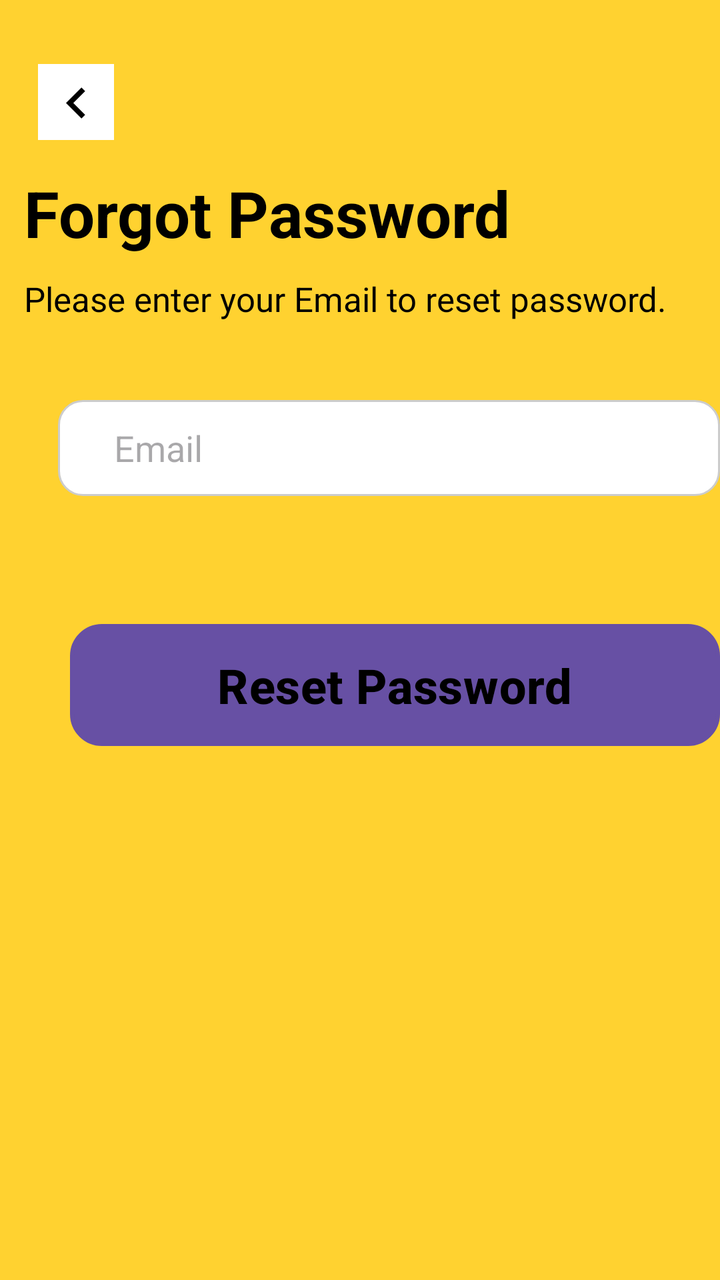
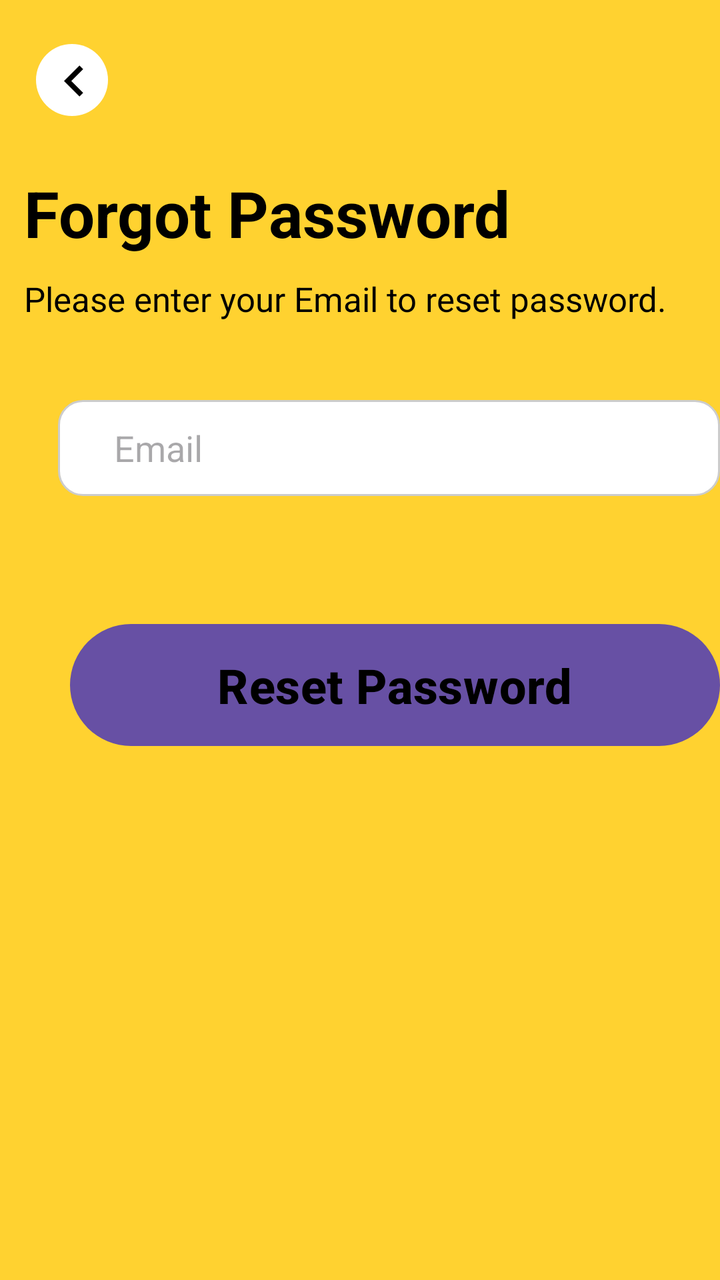

The first picture is an Android layout as it rendered before a commit; the second is the same layout after the commit. The layout source and the unified diff follow.
<!-- AndroidManifest.xml: application theme Theme.Expo -->
<!-- res/layout/activity_forgetpassword.xml -->
<RelativeLayout
    xmlns:android="http://schemas.android.com/apk/res/android"
    android:layout_width="match_parent"
    android:layout_height="match_parent"
    android:background="#FFD230">

    
    <View
        android:id="@+id/circle"
        android:layout_width="38dp"
        android:layout_height="38dp"
        android:layout_marginLeft="19dp"
        android:layout_marginTop="32dp"
        android:background="#FFFFFF"
        android:layout_alignParentLeft="true"
        android:layout_alignParentTop="true" />

    
    <ImageView
        android:id="@+id/arrow"
        android:layout_width="38dp"
        android:layout_height="31dp"
        android:layout_marginLeft="19dp"
        android:layout_marginTop="36dp"
        android:src="@drawable/arrow_black"
        android:contentDescription="Arrow" />

    
    <TextView
        android:id="@+id/forgot_password"
        android:layout_width="wrap_content"
        android:layout_height="wrap_content"
        android:layout_marginLeft="12dp"
        android:layout_marginTop="85dp"
        android:text="Forgot Password"
        android:textColor="#000000"
        android:textSize="32sp"
        android:textStyle="bold" />

    
    <TextView
        android:id="@+id/instruction"
        android:layout_width="wrap_content"
        android:layout_height="wrap_content"
        android:layout_marginLeft="12dp"
        android:layout_marginTop="138dp"
        android:text="Please enter your Email to reset password."
        android:textSize="17sp"
        android:textColor="#000000" />

    

    

    <EditText
        android:id="@+id/email_input"
        android:layout_width="350dp"
        android:layout_height="48dp"
        android:layout_marginLeft="29dp"
        android:layout_marginTop="200dp"
        android:background="@drawable/email_box_background"
        android:hint="Email"
        android:paddingLeft="28dp"
        android:textColor="#000000"
        android:textSize="18sp" />

    <Button
        android:id="@+id/reset_password_button"
        android:layout_width="333dp"
        android:layout_height="61dp"
        android:layout_marginLeft="35dp"
        android:layout_marginTop="312dp"
        android:background="@drawable/button_background"
        android:text="Reset Password"
        android:textColor="#000000"
        android:textSize="24sp"
        android:textStyle="bold" />
</RelativeLayout>
<!-- resources referenced by this layout -->
<resources>
  <!-- drawable arrow_black (drawable) -->
  <vector xmlns:android="http://schemas.android.com/apk/res/android"
      android:width="24dp"
      android:height="24dp"
      android:viewportWidth="24"
      android:radius="15dp"
      android:viewportHeight="24">
  
      <path
          android:fillColor="#000000"
          android:pathData="M15.41,16.59L10.83,12l4.58,-4.59L14,6l-6,6 6,6z" />
  </vector>
  <!-- drawable button_background (drawable) -->
  <shape xmlns:android="http://schemas.android.com/apk/res/android">
      <solid android:color="#FFD230" />
      <corners android:radius="15dp" />
      <stroke android:width="2dp" android:color="#FFA500" />
  </shape>
  <!-- drawable email_box_background (drawable) -->
  <shape xmlns:android="http://schemas.android.com/apk/res/android">
      <solid android:color="#FFFFFF" />
      <corners android:radius="12dp" />
      <stroke android:width="1dp" android:color="#CCCCCC" />
  </shape>
  <style name="Theme.Expo" parent="Base.Theme.Expo" />
  <style name="Base.Theme.Expo" parent="Theme.Material3.DayNight.NoActionBar">
          
          
      </style>
</resources>

<!-- the commit's change to res/layout/activity_forgetpassword.xml (unified diff, before → after) -->
@@ -6,26 +6,23 @@
 
     
     <View
-        android:id="@+id/circle"
-        android:layout_width="38dp"
-        android:layout_height="38dp"
-        android:layout_marginLeft="19dp"
-        android:layout_marginTop="32dp"
-        android:background="#FFFFFF"
-        android:layout_alignParentLeft="true"
-        android:layout_alignParentTop="true" />
+        android:id="@+id/left_circle"
+        android:layout_width="36dp"
+        android:layout_height="36dp"
+        android:layout_marginStart="18dp"
+        android:layout_marginTop="22dp"
+        android:background="@drawable/circle_white" />
 
     
+    
     <ImageView
-        android:id="@+id/arrow"
+        android:id="@+id/arrow_icon"
         android:layout_width="38dp"
         android:layout_height="31dp"
-        android:layout_marginLeft="19dp"
-        android:layout_marginTop="36dp"
-        android:src="@drawable/arrow_black"
-        android:contentDescription="Arrow" />
+        android:layout_marginStart="18dp"
+        android:layout_marginTop="25dp"
+        android:src="@drawable/arrow_icon" />
 
-    
     <TextView
         android:id="@+id/forgot_password"
         android:layout_width="wrap_content"
@@ -70,7 +67,7 @@
         android:layout_height="61dp"
         android:layout_marginLeft="35dp"
         android:layout_marginTop="312dp"
-        android:background="@drawable/button_background"
+        android:background="@drawable/rounded_button"
         android:text="Reset Password"
         android:textColor="#000000"
         android:textSize="24sp"
<!-- resource entries referenced after the edit -->
@@ -1,6 +1,6 @@
 <!-- resources referenced by this layout -->
 <resources>
-  <!-- drawable arrow_black (drawable) -->
+  <!-- drawable arrow_icon (drawable) -->
   <vector xmlns:android="http://schemas.android.com/apk/res/android"
       android:width="24dp"
       android:height="24dp"
@@ -12,17 +12,21 @@
           android:fillColor="#000000"
           android:pathData="M15.41,16.59L10.83,12l4.58,-4.59L14,6l-6,6 6,6z" />
   </vector>
-  <!-- drawable button_background (drawable) -->
+  <!-- drawable circle_white (drawable) -->
   <shape xmlns:android="http://schemas.android.com/apk/res/android">
-      <solid android:color="#FFD230" />
-      <corners android:radius="15dp" />
-      <stroke android:width="2dp" android:color="#FFA500" />
+      <solid android:color="#FFFFFF" />
+      <corners android:radius="38dp" />
   </shape>
   <!-- drawable email_box_background (drawable) -->
   <shape xmlns:android="http://schemas.android.com/apk/res/android">
       <solid android:color="#FFFFFF" />
       <corners android:radius="12dp" />
       <stroke android:width="1dp" android:color="#CCCCCC" />
+  </shape>
+  <!-- drawable rounded_button (drawable) -->
+  <shape xmlns:android="http://schemas.android.com/apk/res/android">
+      <solid android:color="#FFFFE4" />
+      <corners android:radius="39dp" />
   </shape>
   <style name="Theme.Expo" parent="Base.Theme.Expo" />
   <style name="Base.Theme.Expo" parent="Theme.Material3.DayNight.NoActionBar">
